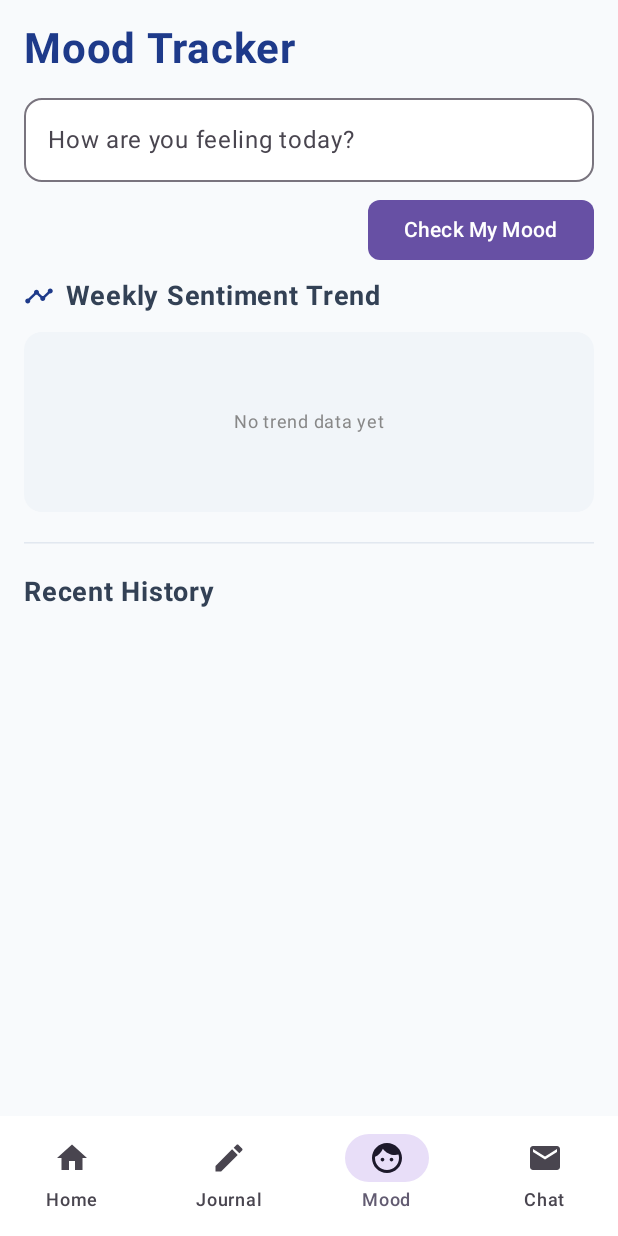
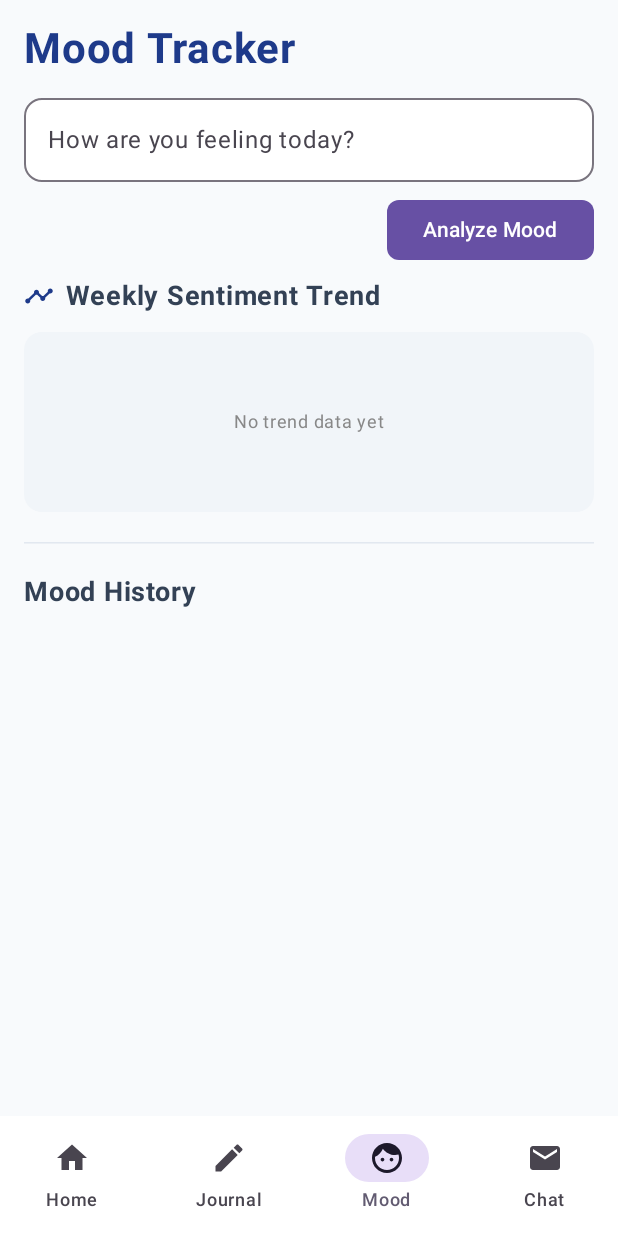
Before and after one commit to cynthiataula24-beep/Wellness, an Android app built with Jetpack Compose: the MoodScreen screen opened through its navigation route, on a phone screen of 412 x 824 dp. Run offline under Robolectric (Android 15) with nearby library versions, the light colour scheme and no system bars.

Commit message:
made changes to the andoid app UI

```diff
--- a/android/app/build.gradle.kts
+++ b/android/app/build.gradle.kts
@@ -49,7 +49,7 @@ dependencies {
     implementation(libs.androidx.activity.compose)
     implementation("com.google.android.material:material:1.12.0")
 
-        implementation("androidx.compose.material:material-icons-extended")
+    implementation("androidx.compose.material:material-icons-extended")
 
     implementation("com.patrykandpatrick.vico:compose-m3:1.13.0")
 
--- /dev/null
+++ b/android/app/src/main/java/com/example/wellnessapp/Goals.kt
@@ -0,0 +1,4 @@
+package com.example.wellnessapp
+
+class Goals {
+}
--- a/android/app/src/main/java/com/example/wellnessapp/MoodScreen.kt
+++ b/android/app/src/main/java/com/example/wellnessapp/MoodScreen.kt
@@ -91,7 +91,7 @@ fun MoodScreen() {
             enabled = !isLoading,
             shape = RoundedCornerShape(8.dp)
         ) {
-            Text(if (isLoading) "Analyzing..." else "Check My Mood")
+            Text(if (isLoading) "Analyzing..." else "Analyze Mood")
         }
 
         // --- AI Result Card ---
@@ -101,7 +101,7 @@ fun MoodScreen() {
                 modifier = Modifier.fillMaxWidth().padding(bottom = 16.dp)
             ) {
                 Column(modifier = Modifier.padding(16.dp)) {
-                    Text("Current Vibe: ${result.emotion.uppercase()}", fontWeight = FontWeight.Bold, color = Color(0xFF0369A1))
+                    Text("Current Mood: ${result.emotion.uppercase()}", fontWeight = FontWeight.Bold, color = Color(0xFF0369A1))
                     Text(result.recommendation, fontSize = 14.sp, color = Color.DarkGray)
                 }
             }
@@ -121,7 +121,7 @@ fun MoodScreen() {
 
         HorizontalDivider(modifier = Modifier.padding(vertical = 20.dp), color = Color(0xFFE2E8F0))
 
-        Text("Recent History", fontSize = 18.sp, fontWeight = FontWeight.Bold, color = Color(0xFF334155))
+        Text("Mood History", fontSize = 18.sp, fontWeight = FontWeight.Bold, color = Color(0xFF334155))
         Spacer(modifier = Modifier.height(8.dp))
 
         LazyColumn(
```
Also changed, not shown: 1 other file.
